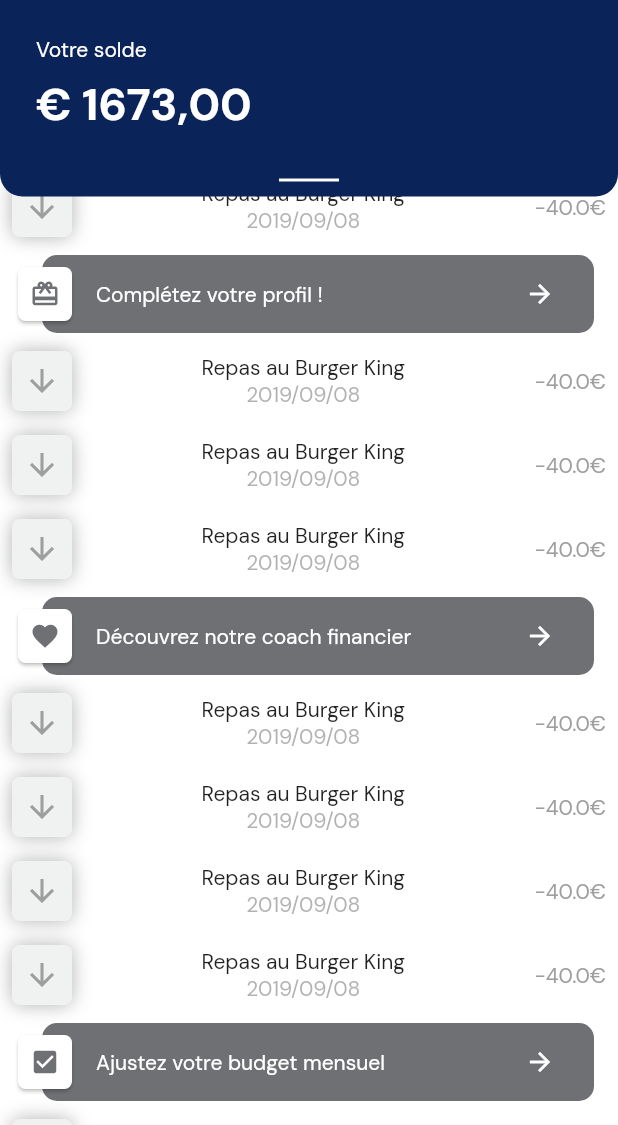
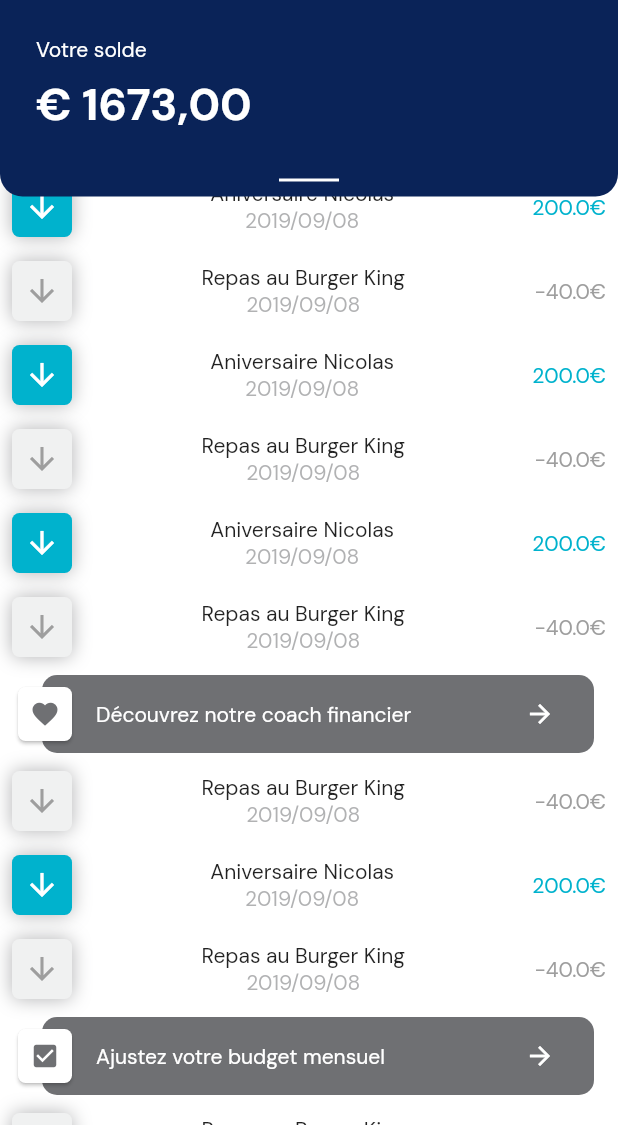
Before and after one commit to RemiDormoy/happiness-path-flutter, a Flutter app: the OperationsPage screen opened by its route, scrolled down 576 dp, on a phone screen of 412 x 824 dp, the part 111-1236 px from its top. Run offline on Flutter 3.47's test engine with Material 2 defaults, Android fonts, the phone set to English and light mode, and no system bars; our stand-ins replace google_fonts, page_indicator.

Commit message:
corrected stuff for mobile and moved list to builder

```diff
--- a/lib/Contact.dart
+++ b/lib/Contact.dart
@@ -75,7 +75,7 @@ class ContactState extends State<Contact> with TickerProviderStateMixin {
   Widget _buildAnimationButton(BuildContext context, Widget child) {
     var scaleButton;
     if (_scale == null) {
-      scaleButton = 1;
+      scaleButton = 1.0;
     } else {
       scaleButton = _scale.value;
     }
--- a/lib/ContactCard.dart
+++ b/lib/ContactCard.dart
@@ -133,7 +133,7 @@ class ContactCardState extends State<ContactCard>
   Widget _buildButtonAnimation(BuildContext context, Widget child) {
     var scaleButton;
     if (_scale == null) {
-      scaleButton = 0;
+      scaleButton = 0.0;
     } else {
       scaleButton = _scale.value;
     }
@@ -226,11 +226,11 @@ class ContactCardState extends State<ContactCard>
     var end;
     var begin;
     if (isVisible) {
-      end = 1;
-      begin = 0;
+      end = 1.0;
+      begin = 0.0;
     } else {
-      end = 0;
-      begin = 1;
+      end = 0.0;
+      begin = 1.0;
     }
     _scale = Tween<double>(
       begin: begin,
--- a/lib/OperationList.dart
+++ b/lib/OperationList.dart
@@ -16,29 +16,35 @@ class OperationList extends StatelessWidget {
   @override
   Widget build(BuildContext context) {
     var titleStyle = TextStyle(fontWeight: FontWeight.bold, fontSize: 16);
-    return ListView(
+    return ListView.builder(
       controller: _controller,
-      children: <Widget>[
-        Container(
+      itemCount: 22,
+      itemBuilder: (BuildContext context, int position) {
+        if (position == 0) {
+          return Container(
             height: 375,
             child: Text(''),
-        ),
-        Padding(
+          );
+        } else if (position == 1) {
+          return Padding(
             padding: const EdgeInsets.all(16.0),
             child: Text(
               'Raccourcis',
               style: titleStyle,
             ),
-        ),
-        ShortcutList(),
-        Padding(
+          );
+        } else if (position == 2) {
+          return ShortcutList();
+        } else if (position == 3) {
+          return Padding(
             padding: const EdgeInsets.all(16.0),
             child: Text(
               'Historique',
               style: titleStyle,
             ),
-        ),
-        ConstrainedBox(
+          );
+        } else if (position == 4) {
+          return ConstrainedBox(
             constraints: const BoxConstraints(minWidth: double.infinity),
             child: Row(
               mainAxisAlignment: MainAxisAlignment.spaceEvenly,
@@ -87,29 +93,21 @@ class OperationList extends StatelessWidget {
                 ),
               ],
             ),
-        ),
-        OperationCell(200, 'Aniversaire Nicolas', '2019/09/08'),
-        OperationCell(-40, 'Repas au Burger King', '2019/09/08'),
-        ActionCell('Complétez votre profil !', Icons.card_giftcard),
-        OperationCell(-40, 'Repas au Burger King', '2019/09/08'),
-        OperationCell(-40, 'Repas au Burger King', '2019/09/08'),
-        OperationCell(-40, 'Repas au Burger King', '2019/09/08'),
-        ActionCell('Découvrez notre coach financier', Icons.favorite),
-        OperationCell(-40, 'Repas au Burger King', '2019/09/08'),
-        OperationCell(-40, 'Repas au Burger King', '2019/09/08'),
-        OperationCell(-40, 'Repas au Burger King', '2019/09/08'),
-        OperationCell(-40, 'Repas au Burger King', '2019/09/08'),
-        ActionCell('Ajustez votre budget mensuel', Icons.check_box),
-        OperationCell(-40, 'Repas au Burger King', '2019/09/08'),
-        OperationCell(-40, 'Repas au Burger King', '2019/09/08'),
-        OperationCell(-40, 'Repas au Burger King', '2019/09/08'),
-        OperationCell(-40, 'Repas au Burger King', '2019/09/08'),
-        ActionCell('Complétez votre profil !', Icons.card_giftcard),
-        OperationCell(-40, 'Repas au Burger King', '2019/09/08'),
-        OperationCell(-40, 'Repas au Burger King', '2019/09/08'),
-        OperationCell(-40, 'Repas au Burger King', '2019/09/08'),
-        EndOfListCell(),
-      ],
+          );
+        } else if (position == 7 && position == 20) {
+          return ActionCell('Complétez votre profil !', Icons.card_giftcard);
+        } else if (position == 12) {
+          return ActionCell('Découvrez notre coach financier', Icons.favorite);
+        } else if (position == 16) {
+          return ActionCell('Ajustez votre budget mensuel', Icons.check_box);
+        } else if (position % 2 == 0) {
+          return OperationCell(200, 'Aniversaire Nicolas', '2019/09/08');
+        } else if (position == 21) {
+          return EndOfListCell();
+        } else {
+          return OperationCell(-40, 'Repas au Burger King', '2019/09/08');
+        }
+      },
     );
   }
 }
```
Lines whose indentation alone changed are shown as unchanged.
